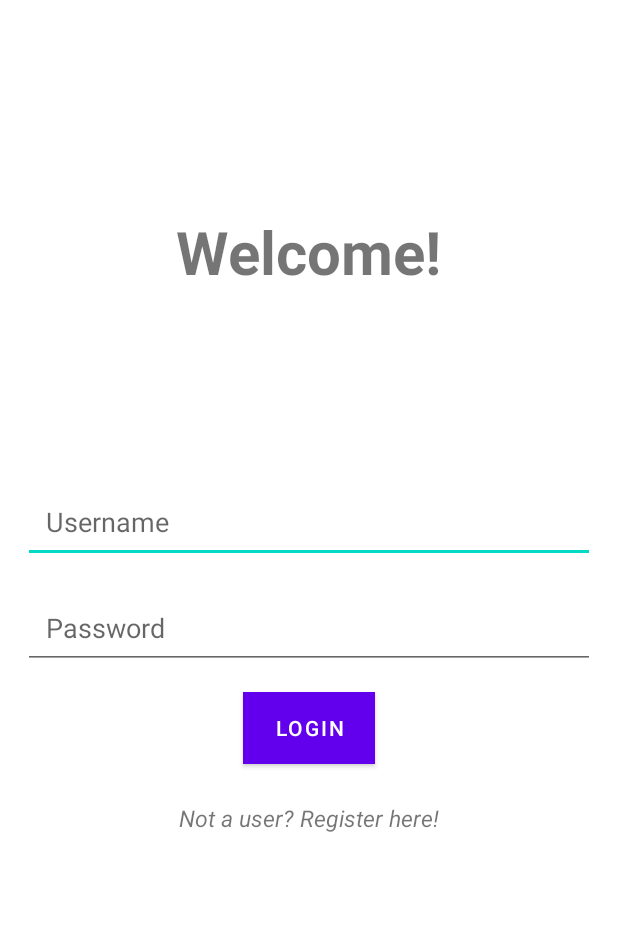
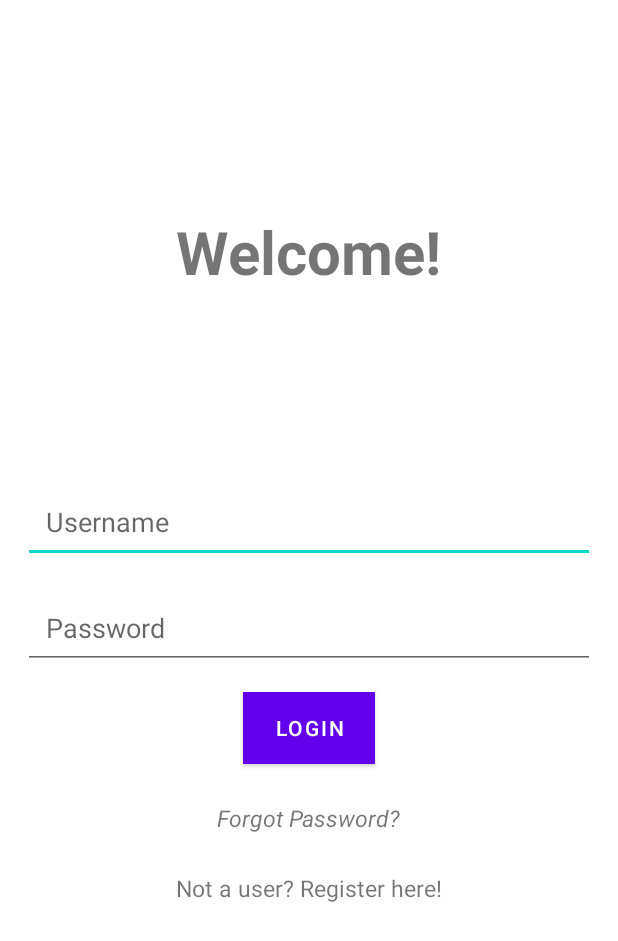
Before and after one commit to RoyRod93/University_Bazaar_System, an Android app: the screen it shows after launch (LoginActivity), on a phone screen of 412 x 824 dp. Shown: the top 941 px of the screen. Run offline under Robolectric (Android 15) with nearby library versions, the phone set to English and light mode, and no system bars.

Commit message:
Add forgot password button and listener

```diff
--- a/app/src/main/java/com/team8/universitybazaar/controller/LoginActivity.java
+++ b/app/src/main/java/com/team8/universitybazaar/controller/LoginActivity.java
@@ -64,5 +64,10 @@ public class LoginActivity extends AppCompatActivity {
             Intent i = new Intent(LoginActivity.this, RegisterUser.class);
             startActivity(i);
         });
+
+        activityLoginBinding.tvForgotPwd.setOnClickListener(v -> {
+
+            Toast.makeText(this, "Clicked forgot password...", Toast.LENGTH_SHORT).show();
+        });
     }
 }
--- a/app/src/main/res/layout/activity_login.xml
+++ b/app/src/main/res/layout/activity_login.xml
@@ -45,13 +45,22 @@
         android:textColor="#FFF" />
 
     <TextView
+        android:id="@+id/tvForgotPwd"
+        android:layout_width="wrap_content"
+        android:layout_height="wrap_content"
+        android:layout_gravity="center"
+        android:layout_marginTop="25dp"
+        android:text="Forgot Password?"
+        android:textSize="15sp"
+        android:textStyle="italic" />
+
+    <TextView
         android:id="@+id/tvRegister"
         android:layout_width="wrap_content"
         android:layout_height="wrap_content"
         android:layout_gravity="center"
         android:layout_marginTop="25dp"
         android:text="Not a user? Register here!"
-        android:textSize="15sp"
-        android:textStyle="italic" />
+        android:textSize="15sp" />
 
 </LinearLayout>
```
